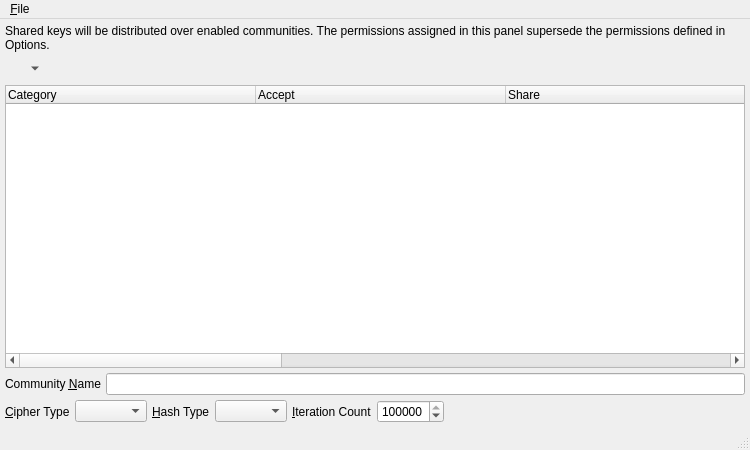
First picture: the form in branches/trunk/UI/spot-on-echo-key-share.ui, repository textbrowser/spot-on, before the edit.
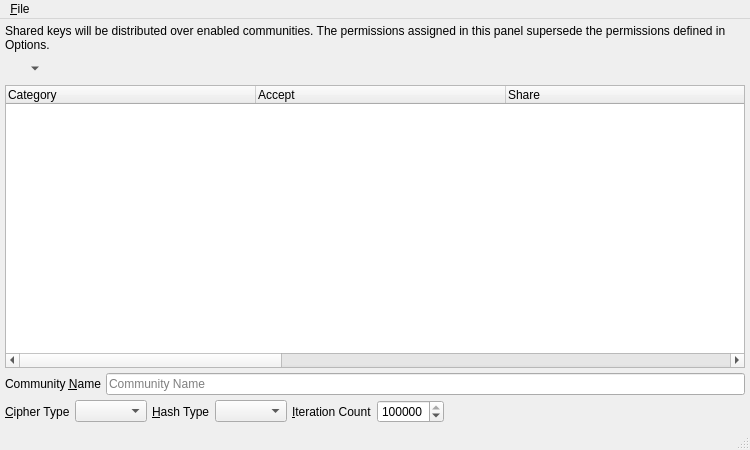
Second picture: the form after the edit. Icons and pictures are not drawn.

Diff of the .ui file:
```diff
--- a/branches/trunk/UI/spot-on-echo-key-share.ui
+++ b/branches/trunk/UI/spot-on-echo-key-share.ui
@@ -159,7 +159,11 @@
        </widget>
       </item>
       <item>
-       <widget class="QLineEdit" name="name"/>
+       <widget class="QLineEdit" name="name">
+        <property name="placeholderText">
+         <string>Community Name</string>
+        </property>
+       </widget>
       </item>
      </layout>
     </item>
```
Left out of the diff: 2 changed lines with no effect on the pictures.
